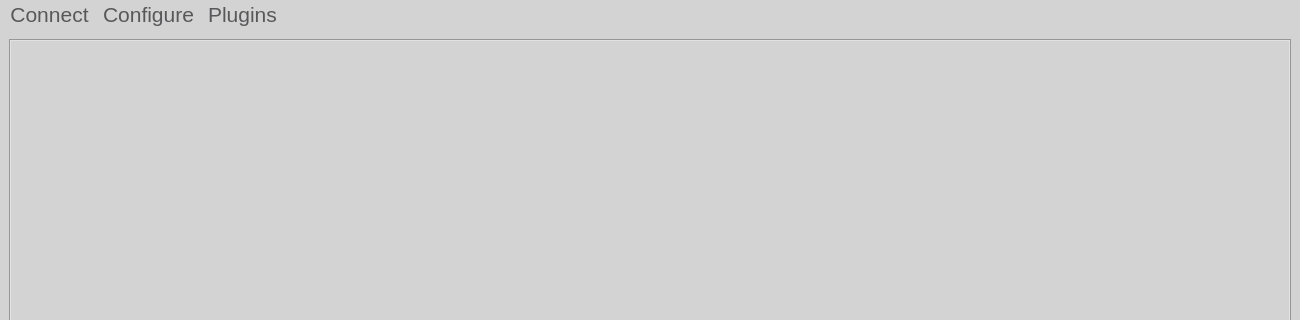
Above: ibridgesgui/ui_files/MainMenu.ui from iBridges-for-iRODS/iBridges-GUI before the change; both pictures show x 0 to 1300 and y 0 to 320 of the 1300 by 850 pixel window. Below: the same form after it.
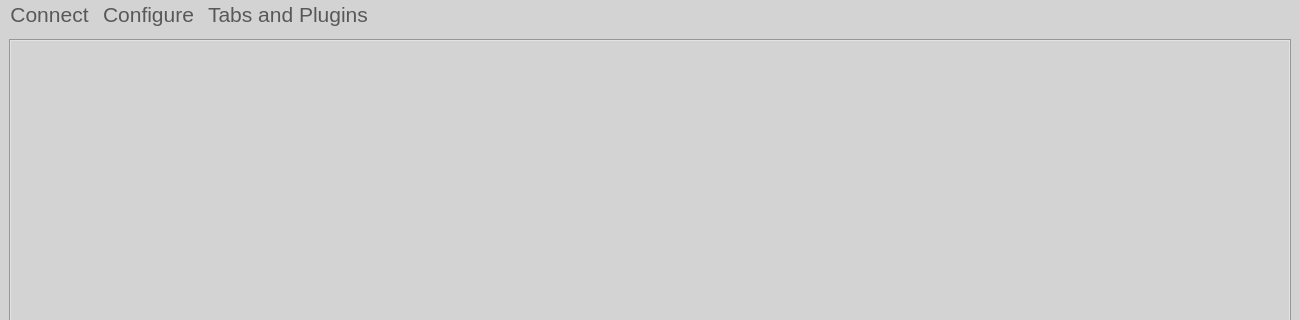
That is the form after the change. Icons and pictures are not drawn.

Commit message: Adjust dropdown title

Diff of the .ui file:
```diff
--- a/ibridgesgui/ui_files/MainMenu.ui
+++ b/ibridgesgui/ui_files/MainMenu.ui
@@ -127,7 +127,7 @@
    </widget>
    <widget class="QMenu" name="menuPlugins">
     <property name="title">
-     <string>Plugins</string>
+     <string>Tabs and Plugins</string>
     </property>
    </widget>
    <addaction name="main_menu"/>
```
